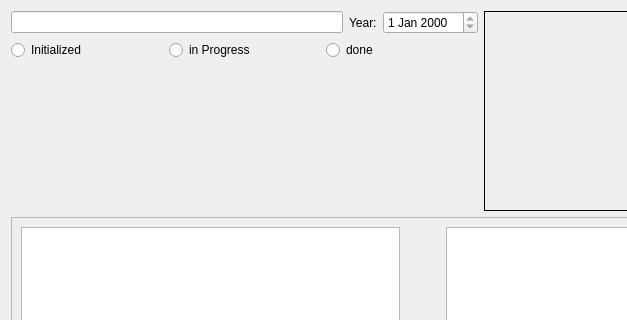
First picture: the form in cmovieedit.ui, repository birkeh/qtMultimediaDB, before the edit; both pictures show x 0 to 627 and y 0 to 320 of the 805 by 582 pixel window.
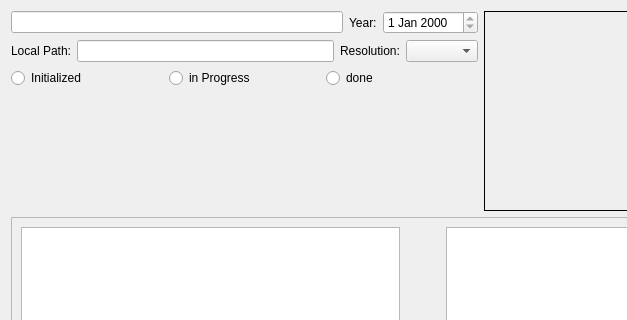
Second picture: the form after the edit. Custom widgets are drawn as their Qt base class.

Commit message: added resolution field

```diff
--- a/cmovieedit.ui
+++ b/cmovieedit.ui
@@ -43,6 +43,30 @@
          </item>
         </layout>
        </item>
+       <item>
+        <layout class="QHBoxLayout" name="horizontalLayout_7">
+         <item>
+          <widget class="QLabel" name="label">
+           <property name="text">
+            <string>Local Path:</string>
+           </property>
+          </widget>
+         </item>
+         <item>
+          <widget class="QLineEdit" name="m_lpLocalPath"/>
+         </item>
+         <item>
+          <widget class="QLabel" name="label_5">
+           <property name="text">
+            <string>Resolution:</string>
+           </property>
+          </widget>
+         </item>
+         <item>
+          <widget class="QComboBox" name="m_lpResolution"/>
+         </item>
+        </layout>
+       </item>
        <item>
         <layout class="QHBoxLayout" name="horizontalLayout">
          <item>
```
The commit also changes 10 other files.
